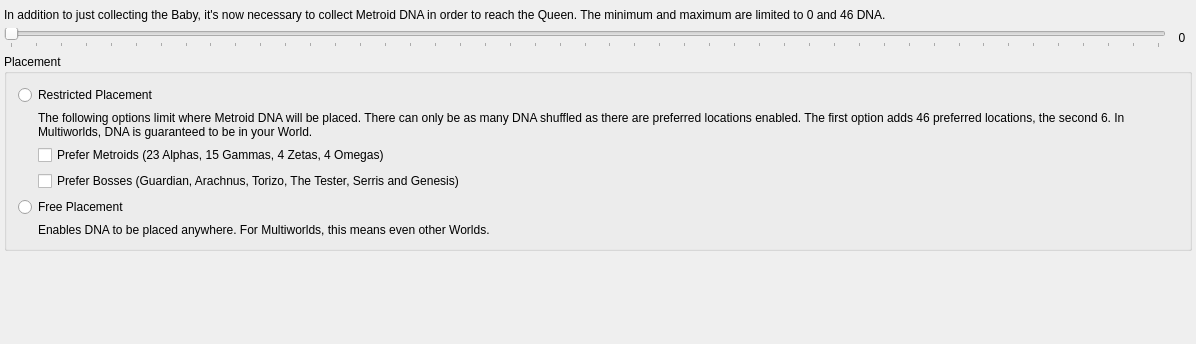
The window that randovania/gui/ui_files/preset_am2r_goal.ui (randovania/randovania) describes before a commit, drawn with Qt 5.
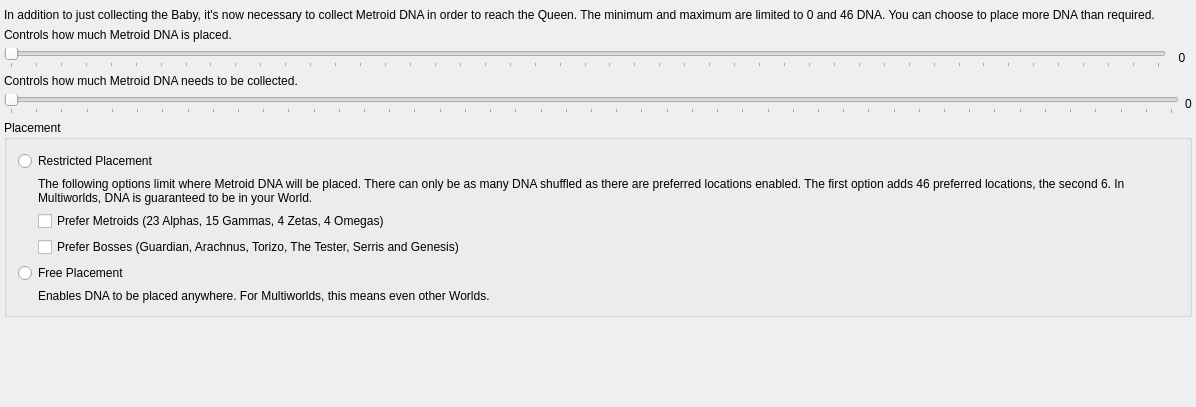
The same window after the commit.

Commit message: AM2R: Have seperate shuffled and required artifacts

```diff
--- a/randovania/gui/ui_files/preset_am2r_goal.ui
+++ b/randovania/gui/ui_files/preset_am2r_goal.ui
@@ -7,7 +7,7 @@
     <x>0</x>
     <y>0</y>
     <width>1196</width>
-    <height>344</height>
+    <height>407</height>
    </rect>
   </property>
   <property name="windowTitle">
@@ -36,7 +36,7 @@
     <item>
      <widget class="QLabel" name="description_label">
       <property name="text">
-       <string>&lt;html&gt;&lt;head/&gt;&lt;body&gt;&lt;p&gt;In addition to just collecting the Baby, it's now necessary to collect Metroid DNA in order to reach the Queen. The minimum and maximum are limited to 0 and 46 DNA.&lt;/p&gt;&lt;/body&gt;&lt;/html&gt;</string>
+       <string>&lt;html&gt;&lt;head/&gt;&lt;body&gt;&lt;p&gt;In addition to just collecting the Baby, it's now necessary to collect Metroid DNA in order to reach the Queen. The minimum and maximum are limited to 0 and 46 DNA. You can choose to place more DNA than required.&lt;/p&gt;&lt;/body&gt;&lt;/html&gt;</string>
       </property>
       <property name="wordWrap">
        <bool>true</bool>
@@ -44,9 +44,16 @@
      </widget>
     </item>
     <item>
-     <layout class="QHBoxLayout" name="dna_slider_layout">
+     <widget class="QLabel" name="label_2">
+      <property name="text">
+       <string>Controls how much Metroid DNA is placed.</string>
+      </property>
+     </widget>
+    </item>
+    <item>
+     <layout class="QHBoxLayout" name="placed_slider_layout">
       <item>
-       <widget class="QSlider" name="dna_slider">
+       <widget class="QSlider" name="placed_slider">
         <property name="maximum">
          <number>46</number>
         </property>
@@ -62,7 +69,7 @@
        </widget>
       </item>
       <item>
-       <widget class="QLabel" name="dna_slider_label">
+       <widget class="QLabel" name="placed_slider_label">
         <property name="sizePolicy">
          <sizepolicy hsizetype="Fixed" vsizetype="Fixed">
           <horstretch>0</horstretch>
@@ -85,6 +92,40 @@
       </item>
      </layout>
     </item>
+    <item>
+     <widget class="QLabel" name="label">
+      <property name="text">
+       <string>Controls how much Metroid DNA needs to be collected.</string>
+      </property>
+     </widget>
+    </item>
+    <item>
+     <layout class="QHBoxLayout" name="required_slider_layout">
+      <item>
+       <widget class="QSlider" name="required_slider">
+        <property name="maximum">
+         <number>46</number>
+        </property>
+        <property name="pageStep">
+         <number>2</number>
+        </property>
+        <property name="orientation">
+         <enum>Qt::Horizontal</enum>
+        </property>
+        <property name="tickPosition">
+         <enum>QSlider::TicksBelow</enum>
+        </property>
+       </widget>
+      </item>
+      <item>
+       <widget class="QLabel" name="required_slider_label">
+        <property name="text">
+         <string>0</string>
+        </property>
+       </widget>
+      </item>
+     </layout>
+    </item>
     <item>
      <widget class="QGroupBox" name="placement_group">
       <property name="title">
```
The commit also changes 21 other files.
